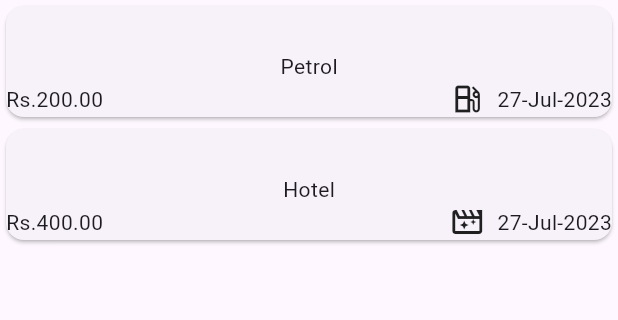
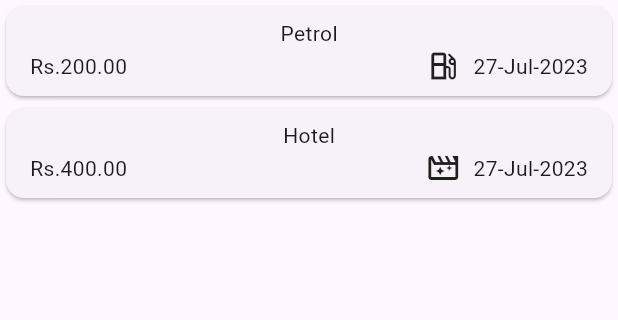
Before and after one commit to bhuphathi/expense_tracker, a Flutter app: the screen it shows after launch, on a phone screen of 412 x 824 dp, the part 114-434 px from its top. Run offline on Flutter 3.47's test engine with Material 2 defaults, Android fonts, the phone set to English and light mode, and no system bars.

Commit message:
fix: list item padding

```diff
--- a/lib/screens/helper_widgets/expenses_item.dart
+++ b/lib/screens/helper_widgets/expenses_item.dart
@@ -10,11 +10,10 @@ class ExpensesItem extends StatelessWidget {
   Widget build(context) {
     return Card(
         borderOnForeground: true,
+        child: Padding(
+          padding: const EdgeInsets.symmetric(vertical: 8, horizontal: 16),
           child: Column(
             children: [
-            const SizedBox(
-              height: 30,
-            ),
               Text(expense.title),
               Row(
                 children: [
@@ -30,6 +29,7 @@ class ExpensesItem extends StatelessWidget {
                 ],
               )
             ],
+          ),
         ));
   }
 }
```
Lines whose indentation alone changed are shown as unchanged.
